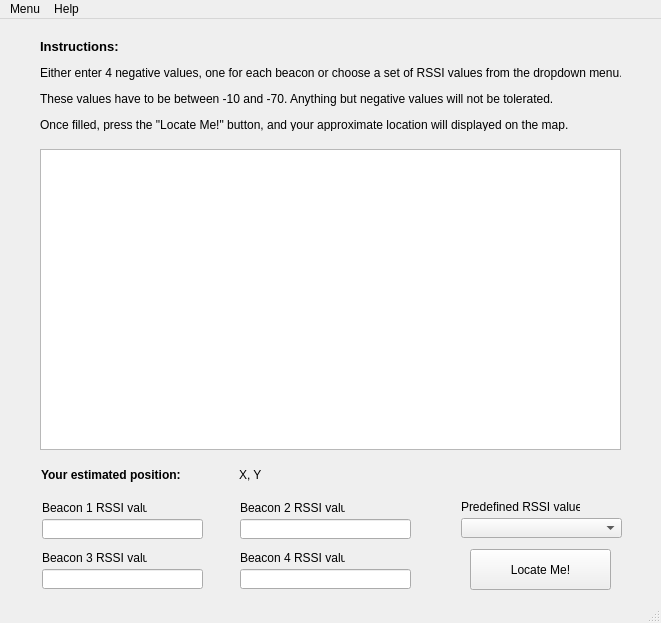
Qt form MainWindow.ui (Sc1r0/Subject-Module-Project-5th-Semester) before a commit.
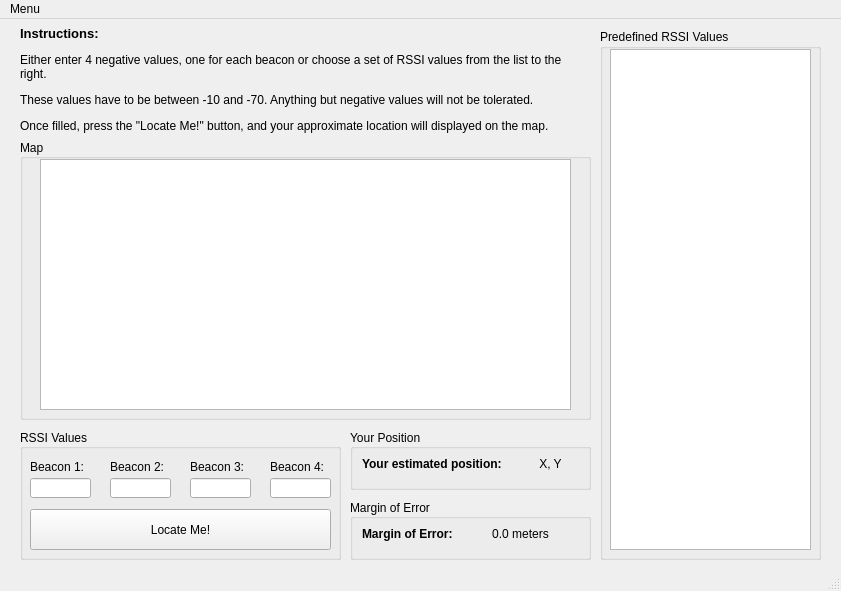
The same form after that commit.

Commit message: - Made Converter (WINDOWS).bat cause lazy - Moved Excel Data from main.py to excel_sheet_data.py - created GUI in MainWindow.py, converted from MainWindow.ui, using above Converter. - Added test.py to keep overwriting MainWindow.py from happening, when changes are made and converted from PyQt5 Designer. - Added functionality to Close and About in GUI Menu. - Added functionality to QtListWidget -> double clicking will put the values into the corresponding Beacon input fields. - Added "Open" button to 'About' Menu item -> pressing it will open our GitHub Project Repository.

```diff
--- a/MainWindow.ui
+++ b/MainWindow.ui
@@ -6,16 +6,10 @@
    <rect>
     <x>0</x>
     <y>0</y>
-    <width>661</width>
-    <height>623</height>
+    <width>841</width>
+    <height>591</height>
    </rect>
   </property>
-  <property name="sizePolicy">
-   <sizepolicy hsizetype="Preferred" vsizetype="Preferred">
-    <horstretch>0</horstretch>
-    <verstretch>0</verstretch>
-   </sizepolicy>
-  </property>
   <property name="font">
    <font>
     <family>Segoe UI Symbol</family>
@@ -37,35 +31,121 @@
    <enum>QTabWidget::Rounded</enum>
   </property>
   <widget class="QWidget" name="centralwidget">
-   <property name="sizePolicy">
-    <sizepolicy hsizetype="Preferred" vsizetype="Preferred">
-     <horstretch>0</horstretch>
-     <verstretch>0</verstretch>
-    </sizepolicy>
-   </property>
    <property name="autoFillBackground">
     <bool>true</bool>
    </property>
+   <widget class="QLabel" name="Instructions">
+    <property name="geometry">
+     <rect>
+      <x>20</x>
+      <y>0</y>
+      <width>561</width>
+      <height>121</height>
+     </rect>
+    </property>
+    <property name="text">
+     <string>&lt;html&gt;&lt;head/&gt;&lt;body&gt;&lt;p&gt;&lt;span style=&quot; font-size:10pt; font-weight:600;&quot;&gt;Instructions:&lt;/span&gt;&lt;/p&gt;&lt;p&gt;Either enter 4 negative values, one for each beacon or choose a set of RSSI values from the list to the right. &lt;/p&gt;&lt;p&gt;These values have to be between -10 and -70. Anything but negative values will not be tolerated. &lt;/p&gt;&lt;p&gt;Once filled, press the &amp;quot;Locate Me!&amp;quot; button, and your approximate location will displayed on the map.&lt;/p&gt;&lt;/body&gt;&lt;/html&gt;</string>
+    </property>
+    <property name="wordWrap">
+     <bool>true</bool>
+    </property>
+   </widget>
+   <widget class="QGroupBox" name="MapGroupBox">
+    <property name="geometry">
+     <rect>
+      <x>20</x>
+      <y>120</y>
+      <width>571</width>
+      <height>281</height>
+     </rect>
+    </property>
+    <property name="toolTip">
+     <string/>
+    </property>
+    <property name="autoFillBackground">
+     <bool>false</bool>
+    </property>
+    <property name="title">
+     <string>Map</string>
+    </property>
+    <property name="alignment">
+     <set>Qt::AlignLeading|Qt::AlignLeft|Qt::AlignVCenter</set>
+    </property>
+    <widget class="QGraphicsView" name="MapGraphic">
+     <property name="geometry">
+      <rect>
+       <x>20</x>
+       <y>20</y>
+       <width>531</width>
+       <height>251</height>
+      </rect>
+     </property>
+     <property name="cursor" stdset="0">
+      <cursorShape>ForbiddenCursor</cursorShape>
+     </property>
+    </widget>
+   </widget>
+   <widget class="QGroupBox" name="RSSIValuesGroupBox">
+    <property name="geometry">
+     <rect>
+      <x>20</x>
+      <y>410</y>
+      <width>321</width>
+      <height>131</height>
+     </rect>
+    </property>
+    <property name="font">
+     <font>
+      <pointsize>9</pointsize>
+     </font>
+    </property>
+    <property name="toolTip">
+     <string/>
+    </property>
+    <property name="autoFillBackground">
+     <bool>false</bool>
+    </property>
+    <property name="title">
+     <string>RSSI Values</string>
+    </property>
+    <property name="alignment">
+     <set>Qt::AlignLeading|Qt::AlignLeft|Qt::AlignVCenter</set>
+    </property>
+    <widget class="QLineEdit" name="B4Input">
+     <property name="geometry">
+      <rect>
+       <x>170</x>
+       <y>49</y>
+       <width>61</width>
+       <height>20</height>
+      </rect>
+     </property>
+     <property name="toolTip">
+      <string/>
+     </property>
+    </widget>
+    <widget class="QLineEdit" name="B2Input">
+     <property name="geometry">
+      <rect>
+       <x>10</x>
+       <y>49</y>
+       <width>61</width>
+       <height>20</height>
+      </rect>
+     </property>
+     <property name="toolTip">
+      <string/>
+     </property>
+    </widget>
    <widget class="QLabel" name="B2Label">
     <property name="geometry">
      <rect>
-      <x>42</x>
-      <y>481</y>
-      <width>105</width>
+       <x>10</x>
+       <y>30</y>
+       <width>71</width>
       <height>16</height>
      </rect>
     </property>
-    <property name="font">
-     <font>
-      <family>Segoe UI Symbol</family>
-      <weight>50</weight>
-      <italic>false</italic>
-      <bold>false</bold>
-      <underline>false</underline>
-      <strikeout>false</strikeout>
-      <stylestrategy>PreferAntialias</stylestrategy>
-     </font>
-    </property>
     <property name="cursor">
      <cursorShape>WhatsThisCursor</cursorShape>
     </property>
@@ -76,59 +156,18 @@
      <number>-1</number>
     </property>
     <property name="text">
-     <string>Beacon 1 RSSI value:</string>
-    </property>
-   </widget>
-   <widget class="QLabel" name="B3Label">
-    <property name="geometry">
-     <rect>
-      <x>240</x>
-      <y>481</y>
-      <width>105</width>
-      <height>16</height>
-     </rect>
-    </property>
-    <property name="font">
-     <font>
-      <family>Segoe UI Symbol</family>
-      <weight>50</weight>
-      <italic>false</italic>
-      <bold>false</bold>
-      <underline>false</underline>
-      <strikeout>false</strikeout>
-      <stylestrategy>PreferAntialias</stylestrategy>
-     </font>
-    </property>
-    <property name="cursor">
-     <cursorShape>WhatsThisCursor</cursorShape>
-    </property>
-    <property name="toolTip">
-     <string>Type in an RSSI value between -10 and -70</string>
-    </property>
-    <property name="text">
-     <string>Beacon 2 RSSI value:</string>
+      <string>&lt;html&gt;&lt;head/&gt;&lt;body&gt;&lt;p&gt;Beacon 1:&lt;/p&gt;&lt;/body&gt;&lt;/html&gt;</string>
     </property>
    </widget>
    <widget class="QLabel" name="B4Label">
     <property name="geometry">
      <rect>
-      <x>42</x>
-      <y>531</y>
-      <width>105</width>
+       <x>170</x>
+       <y>30</y>
+       <width>71</width>
       <height>16</height>
      </rect>
     </property>
-    <property name="font">
-     <font>
-      <family>Segoe UI Symbol</family>
-      <weight>50</weight>
-      <italic>false</italic>
-      <bold>false</bold>
-      <underline>false</underline>
-      <strikeout>false</strikeout>
-      <stylestrategy>PreferAntialias</stylestrategy>
-     </font>
-    </property>
     <property name="cursor">
      <cursorShape>WhatsThisCursor</cursorShape>
     </property>
@@ -136,131 +175,18 @@
      <string>Type in an RSSI value between -10 and -70</string>
     </property>
     <property name="text">
-     <string>Beacon 3 RSSI value:</string>
-    </property>
-   </widget>
-   <widget class="QLabel" name="B5Label">
-    <property name="geometry">
-     <rect>
-      <x>240</x>
-      <y>531</y>
-      <width>105</width>
-      <height>16</height>
-     </rect>
-    </property>
-    <property name="font">
-     <font>
-      <family>Segoe UI Symbol</family>
-      <weight>50</weight>
-      <italic>false</italic>
-      <bold>false</bold>
-      <underline>false</underline>
-      <strikeout>false</strikeout>
-      <stylestrategy>PreferAntialias</stylestrategy>
-     </font>
-    </property>
-    <property name="cursor">
-     <cursorShape>WhatsThisCursor</cursorShape>
-    </property>
-    <property name="toolTip">
-     <string>Type in an RSSI value between -10 and -70</string>
-    </property>
-    <property name="text">
-     <string>Beacon 4 RSSI value:</string>
-    </property>
-   </widget>
-   <widget class="QLineEdit" name="B2Input">
-    <property name="geometry">
-     <rect>
-      <x>42</x>
-      <y>500</y>
-      <width>161</width>
-      <height>20</height>
-     </rect>
-    </property>
-    <property name="font">
-     <font>
-      <family>Segoe UI Symbol</family>
-      <weight>50</weight>
-      <italic>false</italic>
-      <bold>false</bold>
-      <underline>false</underline>
-      <strikeout>false</strikeout>
-      <stylestrategy>PreferAntialias</stylestrategy>
-     </font>
-    </property>
-    <property name="toolTip">
-     <string/>
-    </property>
-   </widget>
-   <widget class="QLineEdit" name="B3Input">
-    <property name="geometry">
-     <rect>
-      <x>240</x>
-      <y>500</y>
-      <width>171</width>
-      <height>20</height>
-     </rect>
-    </property>
-    <property name="font">
-     <font>
-      <family>Segoe UI Symbol</family>
-      <weight>50</weight>
-      <italic>false</italic>
-      <bold>false</bold>
-      <underline>false</underline>
-      <strikeout>false</strikeout>
-      <stylestrategy>PreferAntialias</stylestrategy>
-     </font>
-    </property>
-    <property name="toolTip">
-     <string/>
-    </property>
-   </widget>
-   <widget class="QLineEdit" name="B4Input">
-    <property name="geometry">
-     <rect>
-      <x>42</x>
-      <y>550</y>
-      <width>161</width>
-      <height>20</height>
-     </rect>
-    </property>
-    <property name="font">
-     <font>
-      <family>Segoe UI Symbol</family>
-      <weight>50</weight>
-      <italic>false</italic>
-      <bold>false</bold>
-      <underline>false</underline>
-      <strikeout>false</strikeout>
-      <stylestrategy>PreferAntialias</stylestrategy>
-     </font>
-    </property>
-    <property name="toolTip">
-     <string/>
+      <string>&lt;html&gt;&lt;head/&gt;&lt;body&gt;&lt;p&gt;Beacon 3:&lt;/p&gt;&lt;/body&gt;&lt;/html&gt;</string>
     </property>
    </widget>
    <widget class="QLineEdit" name="B5Input">
     <property name="geometry">
      <rect>
-      <x>240</x>
-      <y>550</y>
-      <width>171</width>
+       <x>250</x>
+       <y>49</y>
+       <width>61</width>
       <height>20</height>
      </rect>
     </property>
-    <property name="font">
-     <font>
-      <family>Segoe UI Symbol</family>
-      <weight>50</weight>
-      <italic>false</italic>
-      <bold>false</bold>
-      <underline>false</underline>
-      <strikeout>false</strikeout>
-      <stylestrategy>PreferAntialias</stylestrategy>
-     </font>
-    </property>
     <property name="toolTip">
      <string/>
     </property>
@@ -268,26 +194,66 @@
      <number>2</number>
     </property>
    </widget>
+    <widget class="QLabel" name="B5Label">
+     <property name="geometry">
+      <rect>
+       <x>250</x>
+       <y>30</y>
+       <width>71</width>
+       <height>16</height>
+      </rect>
+     </property>
+     <property name="cursor">
+      <cursorShape>WhatsThisCursor</cursorShape>
+     </property>
+     <property name="toolTip">
+      <string>Type in an RSSI value between -10 and -70</string>
+     </property>
+     <property name="text">
+      <string>&lt;html&gt;&lt;head/&gt;&lt;body&gt;&lt;p&gt;Beacon 4:&lt;/p&gt;&lt;/body&gt;&lt;/html&gt;</string>
+     </property>
+    </widget>
+    <widget class="QLabel" name="B3Label">
+     <property name="geometry">
+      <rect>
+       <x>90</x>
+       <y>30</y>
+       <width>71</width>
+       <height>16</height>
+      </rect>
+     </property>
+     <property name="cursor">
+      <cursorShape>WhatsThisCursor</cursorShape>
+     </property>
+     <property name="toolTip">
+      <string>Type in an RSSI value between -10 and -70</string>
+     </property>
+     <property name="text">
+      <string>&lt;html&gt;&lt;head/&gt;&lt;body&gt;&lt;p&gt;Beacon 2:&lt;/p&gt;&lt;/body&gt;&lt;/html&gt;</string>
+     </property>
+    </widget>
+    <widget class="QLineEdit" name="B3Input">
+     <property name="geometry">
+      <rect>
+       <x>90</x>
+       <y>49</y>
+       <width>61</width>
+       <height>20</height>
+      </rect>
+     </property>
+     <property name="toolTip">
+      <string/>
+     </property>
+    </widget>
    <widget class="QPushButton" name="FindMeBtn">
     <property name="geometry">
      <rect>
-      <x>470</x>
-      <y>530</y>
-      <width>141</width>
+       <x>10</x>
+       <y>80</y>
+       <width>301</width>
       <height>41</height>
      </rect>
     </property>
-    <property name="font">
-     <font>
-      <family>Segoe UI Symbol</family>
-      <weight>50</weight>
-      <italic>false</italic>
-      <bold>false</bold>
-      <underline>false</underline>
-      <strikeout>false</strikeout>
-      <stylestrategy>PreferAntialias</stylestrategy>
-     </font>
-    </property>
     <property name="cursor">
      <cursorShape>PointingHandCursor</cursorShape>
     </property>
@@ -298,121 +264,144 @@
      <string>Locate Me!</string>
     </property>
    </widget>
-   <widget class="QComboBox" name="RSSIValuesFromDataSet">
+   </widget>
+   <widget class="QGroupBox" name="YourPositionGroupBox">
     <property name="geometry">
      <rect>
-      <x>461</x>
-      <y>499</y>
-      <width>161</width>
-      <height>20</height>
+      <x>350</x>
+      <y>410</y>
+      <width>241</width>
+      <height>61</height>
      </rect>
     </property>
     <property name="font">
      <font>
-      <family>Segoe UI Symbol</family>
-      <weight>50</weight>
-      <italic>false</italic>
-      <bold>false</bold>
-      <underline>false</underline>
-      <strikeout>false</strikeout>
-      <stylestrategy>PreferAntialias</stylestrategy>
+      <pointsize>9</pointsize>
      </font>
     </property>
-   </widget>
-   <widget class="QLabel" name="EstimatedPosition_text">
-    <property name="geometry">
-     <rect>
-      <x>41</x>
-      <y>441</y>
-      <width>161</width>
-      <height>31</height>
-     </rect>
+    <property name="toolTip">
+     <string/>
     </property>
-    <property name="font">
-     <font>
-      <family>Segoe UI Symbol</family>
-      <pointsize>12</pointsize>
-      <weight>50</weight>
-      <italic>false</italic>
-      <bold>false</bold>
-      <underline>false</underline>
-      <strikeout>false</strikeout>
-      <stylestrategy>PreferAntialias</stylestrategy>
-     </font>
+    <property name="autoFillBackground">
+     <bool>false</bool>
     </property>
-    <property name="text">
-     <string>&lt;html&gt;&lt;head/&gt;&lt;body&gt;&lt;p&gt;&lt;span style=&quot; font-size:9pt; font-weight:600;&quot;&gt;Your estimated position:&lt;/span&gt;&lt;/p&gt;&lt;/body&gt;&lt;/html&gt;</string>
+    <property name="title">
+     <string>Your Position</string>
     </property>
-   </widget>
+    <property name="alignment">
+     <set>Qt::AlignLeading|Qt::AlignLeft|Qt::AlignVCenter</set>
+    </property>
    <widget class="QLabel" name="EstimatedPosition_value">
     <property name="geometry">
      <rect>
-      <x>239</x>
-      <y>441</y>
+       <x>170</x>
+       <y>20</y>
       <width>61</width>
       <height>31</height>
      </rect>
     </property>
-    <property name="font">
-     <font>
-      <family>Segoe UI Symbol</family>
-      <pointsize>12</pointsize>
-      <weight>50</weight>
-      <italic>false</italic>
-      <bold>false</bold>
-      <underline>false</underline>
-      <strikeout>false</strikeout>
-      <stylestrategy>PreferAntialias</stylestrategy>
-     </font>
-    </property>
     <property name="text">
      <string>&lt;html&gt;&lt;head/&gt;&lt;body&gt;&lt;p&gt;&lt;span style=&quot; font-size:9pt;&quot;&gt;X, Y&lt;/span&gt;&lt;/p&gt;&lt;/body&gt;&lt;/html&gt;</string>
     </property>
-   </widget>
-   <widget class="QLabel" name="Instructions">
+     <property name="alignment">
+      <set>Qt::AlignCenter</set>
+     </property>
+    </widget>
+    <widget class="QLabel" name="EstimatedPosition_text">
     <property name="geometry">
      <rect>
-      <x>40</x>
+       <x>12</x>
       <y>20</y>
-      <width>581</width>
-      <height>92</height>
+       <width>161</width>
+       <height>31</height>
      </rect>
     </property>
     <property name="text">
-     <string>&lt;html&gt;&lt;head/&gt;&lt;body&gt;&lt;p&gt;&lt;span style=&quot; font-size:10pt; font-weight:600;&quot;&gt;Instructions:&lt;/span&gt;&lt;/p&gt;&lt;p&gt;Either enter 4 negative values, one for each beacon or choose a set of RSSI values from the dropdown menu. &lt;/p&gt;&lt;p&gt;These values have to be between -10 and -70. Anything but negative values will not be tolerated. &lt;/p&gt;&lt;p&gt;Once filled, press the &amp;quot;Locate Me!&amp;quot; button, and your approximate location will displayed on the map.&lt;/p&gt;&lt;/body&gt;&lt;/html&gt;</string>
-    </property>
-   </widget>
-   <widget class="QGraphicsView" name="MapGraphic">
-    <property name="geometry">
-     <rect>
-      <x>40</x>
-      <y>130</y>
-      <width>581</width>
-      <height>301</height>
-     </rect>
-    </property>
-    <property name="cursor" stdset="0">
-     <cursorShape>ForbiddenCursor</cursorShape>
-    </property>
+      <string>&lt;html&gt;&lt;head/&gt;&lt;body&gt;&lt;p&gt;&lt;span style=&quot; font-size:9pt; font-weight:600;&quot;&gt;Your estimated position:&lt;/span&gt;&lt;/p&gt;&lt;/body&gt;&lt;/html&gt;</string>
+     </property>
+    </widget>
    </widget>
-   <widget class="QLabel" name="RSSIValuesLabel">
+   <widget class="QGroupBox" name="MarginOfErrorGroupBox">
     <property name="geometry">
      <rect>
-      <x>461</x>
+      <x>350</x>
       <y>480</y>
-      <width>119</width>
-      <height>16</height>
+      <width>241</width>
+      <height>61</height>
      </rect>
     </property>
-    <property name="cursor">
-     <cursorShape>WhatsThisCursor</cursorShape>
+    <property name="font">
+     <font>
+      <pointsize>9</pointsize>
+     </font>
     </property>
     <property name="toolTip">
      <string>Pick between predefined RSSI values from our dataset</string>
     </property>
+    <property name="autoFillBackground">
+     <bool>false</bool>
+    </property>
+    <property name="title">
+     <string>Margin of Error</string>
+    </property>
+    <property name="alignment">
+     <set>Qt::AlignLeading|Qt::AlignLeft|Qt::AlignVCenter</set>
+    </property>
+    <widget class="QLabel" name="EstimatedPosition_value_2">
+     <property name="geometry">
+      <rect>
+       <x>140</x>
+       <y>20</y>
+       <width>61</width>
+       <height>31</height>
+      </rect>
+     </property>
     <property name="text">
-     <string>Predefined RSSI values:</string>
-    </property>
+      <string>&lt;html&gt;&lt;head/&gt;&lt;body&gt;&lt;p&gt;&lt;span style=&quot; font-size:9pt;&quot;&gt;0.0 meters&lt;/span&gt;&lt;/p&gt;&lt;/body&gt;&lt;/html&gt;</string>
+     </property>
+     <property name="alignment">
+      <set>Qt::AlignCenter</set>
+     </property>
+    </widget>
+    <widget class="QLabel" name="EstimatedPosition_text_2">
+     <property name="geometry">
+      <rect>
+       <x>12</x>
+       <y>20</y>
+       <width>101</width>
+       <height>31</height>
+      </rect>
+     </property>
+     <property name="toolTip">
+      <string>Shows how much your position is offset by</string>
+     </property>
+     <property name="text">
+      <string>&lt;html&gt;&lt;head/&gt;&lt;body&gt;&lt;p&gt;&lt;span style=&quot; font-size:9pt; font-weight:600;&quot;&gt;Margin of Error:&lt;/span&gt;&lt;/p&gt;&lt;/body&gt;&lt;/html&gt;</string>
+     </property>
+    </widget>
+   </widget>
+   <widget class="QGroupBox" name="ListWidgetGroupBox">
+    <property name="geometry">
+     <rect>
+      <x>600</x>
+      <y>10</y>
+      <width>221</width>
+      <height>531</height>
+     </rect>
+    </property>
+    <property name="title">
+     <string>Predefined RSSI Values</string>
+    </property>
+    <widget class="QListWidget" name="listWidget">
+     <property name="geometry">
+      <rect>
+       <x>10</x>
+       <y>20</y>
+       <width>201</width>
+       <height>501</height>
+      </rect>
+     </property>
+    </widget>
    </widget>
   </widget>
   <widget class="QMenuBar" name="menubar">
@@ -420,7 +409,7 @@
     <rect>
      <x>0</x>
      <y>0</y>
-     <width>661</width>
+     <width>841</width>
      <height>21</height>
     </rect>
    </property>
@@ -432,14 +421,7 @@
     <addaction name="separator"/>
     <addaction name="actionAbout"/>
    </widget>
-   <widget class="QMenu" name="menuHelp">
-    <property name="title">
-     <string>Help</string>
-    </property>
-    <addaction name="actionShow_help_window"/>
-   </widget>
    <addaction name="menuMenu"/>
-   <addaction name="menuHelp"/>
   </widget>
   <widget class="QStatusBar" name="statusbar"/>
   <action name="actionClose">
```
Left out of the diff: 2 changed lines with no effect on the pictures. Lines whose indentation alone changed are shown as unchanged. The commit also changes 6 other files.
